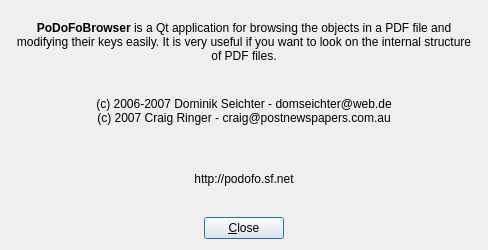
The window that src/podofoaboutdlg.ui (KubaO/podofobrowser) describes before a commit, drawn with Qt 5.
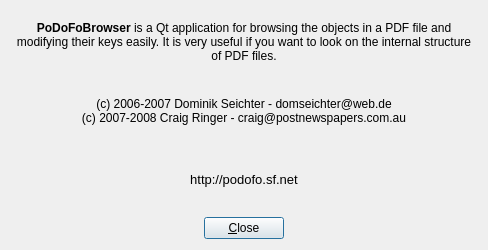
The same window after the commit.

Commit message: PoDoFoBrowser used now the 0.6 release branch, works fine on Linux FIXED: More copyright for Craig FIXED: Do not always change column width when selection changes, this is sooo anoying

Diff of the .ui file:
```diff
--- a/src/podofoaboutdlg.ui
+++ b/src/podofoaboutdlg.ui
@@ -36,7 +36,7 @@
     <widget class="QLabel" name="textLabel3" >
      <property name="text" >
       <string>(c) 2006-2007 Dominik Seichter - domseichter@web.de
-(c) 2007 Craig Ringer - craig@postnewspapers.com.au</string>
+(c) 2007-2008 Craig Ringer - craig@postnewspapers.com.au</string>
      </property>
      <property name="alignment" >
       <set>Qt::AlignCenter</set>
@@ -49,7 +49,11 @@
    <item>
     <widget class="QLabel" name="textLabel2" >
      <property name="text" >
-      <string>&lt;p align="center">http://podofo.sf.net&lt;/p></string>
+      <string>&lt;!DOCTYPE HTML PUBLIC "-//W3C//DTD HTML 4.0//EN" "http://www.w3.org/TR/REC-html40/strict.dtd">
+&lt;html>&lt;head>&lt;meta name="qrichtext" content="1" />&lt;style type="text/css">
+p, li { white-space: pre-wrap; }
+&lt;/style>&lt;/head>&lt;body style=" font-family:'DejaVu Sans'; font-size:10pt; font-weight:400; font-style:normal;">
+&lt;p align="center" style=" margin-top:0px; margin-bottom:0px; margin-left:0px; margin-right:0px; -qt-block-indent:0; text-indent:0px;">http://podofo.sf.net&lt;/p>&lt;/body>&lt;/html></string>
      </property>
      <property name="wordWrap" >
       <bool>false</bool>
```
Left out of the diff: 16 changed lines with no effect on the pictures. The commit also changes 2 other files.
